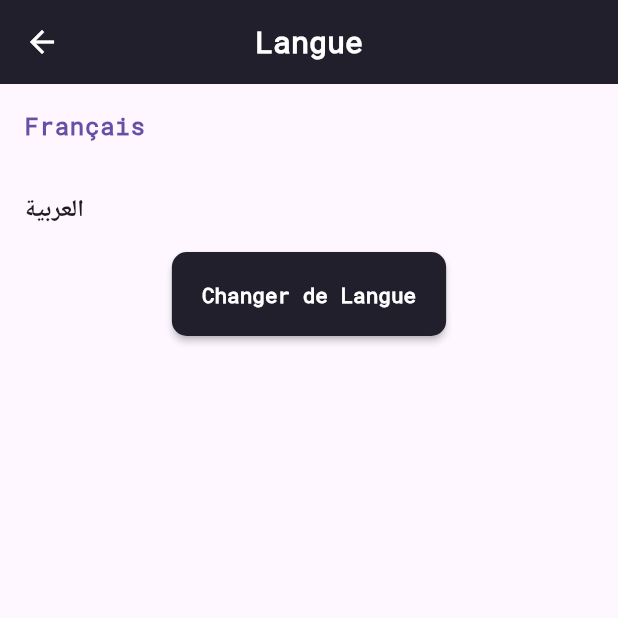
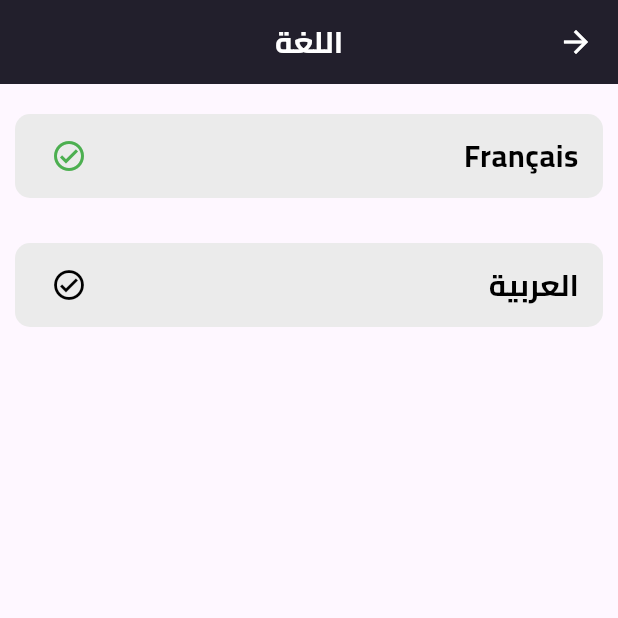
Before and after one commit to elkherch/front_akarat, a Flutter app: the langue screen opened by its route, after a tap on "العربية", on a phone screen of 412 x 824 dp, the top half of it. Run offline on Flutter 3.47's test engine with Material 3 defaults, Android fonts, the phone set to English and light mode, and no system bars; our stand-ins replace carousel_slider, dartz, get, hive, image_picker, lottie and 2 more; missing offline and left inert: dart:ffi; accounts and stored records are empty; network calls fail.

Commit message:
"push version avant dernier"

```diff
--- a/lib/services/AuthService/auth_service.dart
+++ b/lib/services/AuthService/auth_service.dart
@@ -3,8 +3,27 @@ import 'package:akarat/controllers/biens_immobiliers_controllers.dart';
 import 'package:akarat/controllers/publicite/p1_controller.dart';
 import 'package:get/get.dart';
 import 'package:http/http.dart' as http;
+import 'package:shared_preferences/shared_preferences.dart';
 
 class AuthService {
+   static const String _userIdKey = 'iduser';
+   static const String _isAdminKey = 'isAdministrateur';
+   static const String _utilisateurExiste = 'utilisateurExiste';
+
+  Future<void> setIsAdmin(bool isAdmin) async {
+    SharedPreferences prefs = await SharedPreferences.getInstance();
+    await prefs.setBool(_isAdminKey, isAdmin);
+  }
+  Future<void> setutilisateurExiste(bool utilisateurExiste) async {
+    SharedPreferences prefs = await SharedPreferences.getInstance();
+    await prefs.setBool(_utilisateurExiste, utilisateurExiste);
+  }
+  Future<void> setUserId(int userId) async {
+    SharedPreferences prefs = await SharedPreferences.getInstance();
+    await prefs.setInt(_userIdKey, userId);
+  }
+
+
   Future<Map<String, dynamic>?> signUp(String url, Map data) async {
   try {
     var response = await http.post(
--- a/lib/views/DashboardAdmin/adminScreen.dart
+++ b/lib/views/DashboardAdmin/adminScreen.dart
@@ -59,7 +59,8 @@ class _AdminScreenState extends State<AdminScreen> {
               controller.addAnnoce();
             },
           ),
-        ],
+
+        ], onTa: () { controller.logout(); },
       ),
       floatingActionButton:  Row(
           mainAxisAlignment: MainAxisAlignment.end,
--- a/lib/views/layouts/translation.dart
+++ b/lib/views/layouts/translation.dart
@@ -180,8 +180,8 @@ class MyTranslations extends Translations {
           "188": "تم التسجيل بنجاح",
           "189": "نجاح",
           "190":"إضافة الصور",
-          "191":"تحتاج إلى إضافة الصور"
-
+          "191":"تحتاج إلى إضافة الصور",
+          "192":"تسجيل الخروج"
         },
         "fr": {
           "1": "Immobilier",
@@ -360,7 +360,8 @@ class MyTranslations extends Translations {
            "188":"Inscription réussie",
            "189":"Succès",
            "190":"Ajoute des imanges",
-           "191":"Vous devrez Ajoute des imanges"
+           "191":"Vous devrez Ajoute des imanges",
+           "192":"Déconnexion"
         }
       };
 }
--- a/lib/views/screens/langue.dart
+++ b/lib/views/screens/langue.dart
@@ -1,48 +1,65 @@
-// ignore_for_file: prefer_const_constructors, prefer_const_literals_to_create_immutables, avoid_unnecessary_containers, sized_box_for_whitespace, camel_case_types, file_names
-
 import 'package:akarat/views/layouts/changelangue.dart';
-import 'package:akarat/views/widgets/AnnonceBtn.dart';
+import 'package:akarat/views/themes/colors.dart';
 import 'package:akarat/views/widgets/app_bar.dart';
 import 'package:flutter/material.dart';
 import 'package:get/get.dart';
+
 class langue extends GetView<LocalController> {
   const langue({Key? key}) : super(key: key);
+
   @override
   Widget build(BuildContext context) {
-    String selectedLanguage = 'fr';
+    RxString selectedLanguage = 'fr'.obs;
+
     return Scaffold(
-     appBar: AppBarCustam(title: '8'.tr),
+      appBar: AppBarCustam(title: '8'.tr),
+      body: Obx(() {
+          return Column(
+            children: [
+              Expanded(
+                child: Column(
+                  children: [
+                    Container(
+                      margin: const EdgeInsets.symmetric(vertical: 20, horizontal: 10),
+                      decoration: BoxDecoration(
+                        color: const Color.fromARGB(255, 235, 235, 235),
+                        borderRadius: BorderRadius.circular(10),
+                      ),
+                      child: ListTile(
+                        title:const Text('Français',
+                        style: TextStyle(fontSize: 20, color: AppColor.black, fontWeight: FontWeight.bold)),
+                        onTap: () {
+                          selectedLanguage.value = 'fr';
+                          controller.changeLang(selectedLanguage.value);
+                        },
+                        trailing: selectedLanguage.value == 'fr' ? const Icon(Icons.check_circle_outlined, color: Colors.green) :const Icon(Icons.check_circle_outlined, color: Colors.black),
+                        selectedTileColor: selectedLanguage.value == 'fr' ? Colors.grey.withOpacity(0.5) : null,
+                      ),
+                    ),
+                    Container(
+                      margin: const EdgeInsets.symmetric(vertical: 10, horizontal: 10),
+                      decoration: BoxDecoration(
+                        color: const Color.fromARGB(255, 235, 235, 235),
+                        borderRadius: BorderRadius.circular(10),
+                      ),
+                      child: ListTile(
+                        title:const  Text('العربية',
+                        style: TextStyle(fontSize: 20, color: AppColor.black, fontWeight: FontWeight.bold)),
+                        onTap: () {
+                          selectedLanguage.value = 'ar';
+                          controller.changeLang(selectedLanguage.value);
+                        },
+                        trailing: selectedLanguage.value == 'ar' ?const Icon(Icons.check_circle_outlined, color: Colors.green) : const Icon(Icons.check_circle_outlined, color: Colors.black),
+                        selectedTileColor: selectedLanguage.value == 'ar' ? Colors.grey.withOpacity(0.5) : null,
+                      ),
+                    ),
+                  ],
+                ),
+              ),
 
-      body: Column(
-        children: [
-          ListTile(
-            title: Text('Français'),
-            onTap: () {
-              selectedLanguage = 'fr';
-            },
-            selected: selectedLanguage == 'fr',
-          ),
-          ListTile(
-            title: Text('العربية'),
-            onTap: () {
-              selectedLanguage = 'ar';
-            },
-            selected: selectedLanguage == 'ar',
-          ),
-          AnnonceBtn(
-            onpressed: (){
-              controller.changeLang(selectedLanguage);
-              selectedLanguage = selectedLanguage;
-            },
-            text:'Changer de Langue'),
-          // ElevatedButton(
-          //   onPressed: () {
-          //     controller.changeLang(selectedLanguage);
-          //     selectedLanguage = selectedLanguage;
-          //   },
-          //   child: Text('Changer de Langue'),
-          // ),
-        ],
+            ],
+          );
+        }
       ),
     );
   }
--- a/lib/views/screens/main_screen.dart
+++ b/lib/views/screens/main_screen.dart
@@ -85,7 +85,8 @@ class _MainScreenState extends State<MainScreen> {
                   controller.annonce();
                 },
               ),
-            ],
+
+            ], onTa: () { controller.logout(); },
           ),
           floatingActionButton:  Row(
           mainAxisAlignment: MainAxisAlignment.end,
```
Also changed, not shown: lib/controllers/biens_immobiliers_controllers.dart (+42 -15 lines), lib/services/Biens_immobiliersService.dart/biens_immobiliers_service.dart (+5 -2 lines), lib/views/widgets/drawer.dart (+20 -1 lines), 15 other files.
